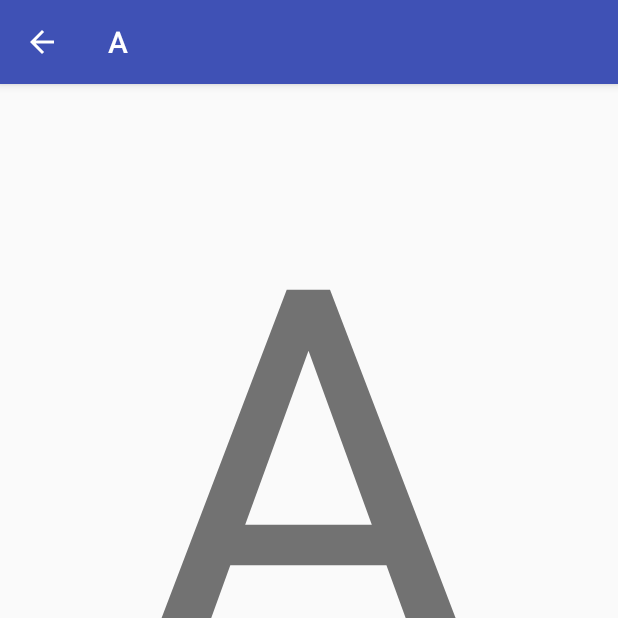
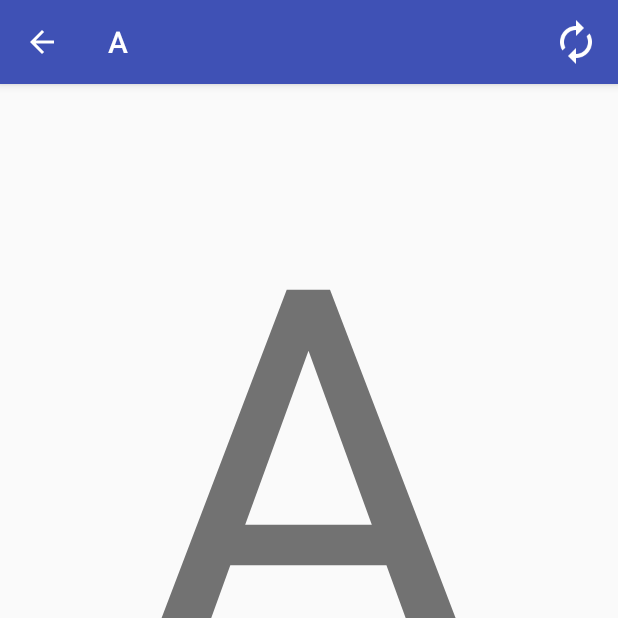
Before and after one commit to eldercampanha/SpeciallPoc, an Android app: the DrawingActivity screen opened directly, with no data from a screen before it, on a phone screen of 412 x 824 dp, the top half of it. Run offline under Robolectric (Android 15) with nearby library versions, the light colour scheme and no system bars.

Commit message:
Add images and reset button

```diff
--- a/app/src/main/java/br/com/startupweek/speciall/main/activity/DrawingActivity.java
+++ b/app/src/main/java/br/com/startupweek/speciall/main/activity/DrawingActivity.java
@@ -7,6 +7,9 @@ import android.support.v7.app.AppCompatActivity;
 import android.os.Bundle;
 import android.util.Log;
 import android.view.Display;
+import android.view.Menu;
+import android.view.MenuInflater;
+import android.view.MenuItem;
 import android.view.View;
 import android.widget.LinearLayout;
 import android.widget.TextView;
@@ -78,6 +81,8 @@ public class DrawingActivity extends AppCompatActivity {
     private void reset() {
         counter = 0;
         myView.path.reset();
+        myView.path.rewind();
+        Log.d("A", "resetclickado");
     }
 
     public void setDrawingInterface(int type) {
@@ -120,5 +125,26 @@ public class DrawingActivity extends AppCompatActivity {
         }.start();
     }
 
+    @Override
+    public boolean onPrepareOptionsMenu(Menu menu) {
+        return super.onPrepareOptionsMenu(menu);
+    }
+    @Override
+    public boolean onCreateOptionsMenu(Menu menu) {
+        MenuInflater inflater = getMenuInflater();
+        inflater.inflate(R.menu.menu_activity_drawing, menu);
 
+        return super.onCreateOptionsMenu(menu);
+    }
+    @Override
+    public boolean onOptionsItemSelected(MenuItem item) {
+        // Handle presses on the action bar items
+        switch (item.getItemId()) {
+            case R.id.action_reset:
+                reset();
+                return true;
+            default:
+                return super.onOptionsItemSelected(item);
+        }
+    }
 }
--- /dev/null
+++ b/app/src/main/res/menu/menu_activity_drawing.xml
@@ -0,0 +1,13 @@
+<?xml version="1.0" encoding="utf-8"?>
+<menu xmlns:android="http://schemas.android.com/apk/res/android"
+    xmlns:app="http://schemas.android.com/apk/res-auto"
+    xmlns:tools="http://schemas.android.com/tools"
+    tools:context="br.com.startupweek.speciall.main.activity.HomeActivity">
+
+    <item android:id="@+id/action_reset"
+        android:title="@string/reset"
+        android:icon="@drawable/ic_autorenew_white_48dp"
+        android:orderInCategory="100"
+        app:showAsAction="ifRoom"
+        android:visible="true" />
+</menu>
--- a/app/src/main/res/values/strings.xml
+++ b/app/src/main/res/values/strings.xml
@@ -1,7 +1,7 @@
 <resources>
     <string name="app_name">SpeciAll</string>
     <string name="title_activity_splash_screen">SpeciAll</string>
-    <string name="title_activity_home">SpeciAll</string>
+    <string name="title_activity_home">Home</string>
     <string name="about">Sobre</string>
     <string name="graficos">Graficos</string>
     <string name="title_activity_about">Sobre</string>
@@ -10,4 +10,5 @@
     <string name="alphabetText">A</string>
     <string name="numberText">1</string>
     <string name="symbolText">\#</string>
+    <string name="reset">Apagar</string>
 </resources>
```
Also changed, not shown: app/src/main/res/drawable-hdpi/ic_autorenew_white_48dp.png (added), app/src/main/res/drawable-mdpi/ic_autorenew_white_48dp.png (added), app/src/main/res/drawable-xhdpi/ic_autorenew_white_48dp.png (added), app/src/main/res/drawable-xxhdpi/ic_autorenew_white_48dp.png (added), app/src/main/res/mipmap-hdpi/ic_launcher.png, app/src/main/res/mipmap-mdpi/ic_launcher.png, app/src/main/res/mipmap-xhdpi/ic_launcher.png, app/src/main/res/mipmap-xxhdpi/ic_launcher.png, app/src/main/res/mipmap-xxxhdpi/ic_launcher.png.
